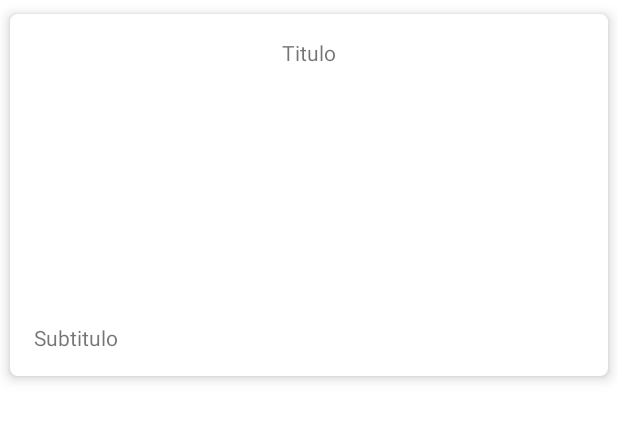
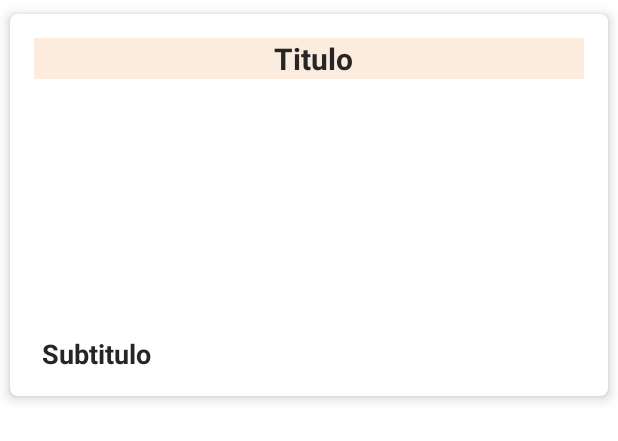
Before and after one commit to lmonterogarcia/BestipesCook-Android, an Android app: the layout noticia_item.xml on its own in the app's theme, with its tools: preview values and no code run, on a phone screen of 412 x 824 dp. Shown: the top 441 px of the screen. Run offline under Robolectric (Android 15) with nearby library versions, the light colour scheme and no system bars; network calls fail.

Commit message:
Cambios en el estilo del fragment Noticias card. #27

```diff
--- a/Bestipescook/app/src/main/res/layout/noticia_item.xml
+++ b/Bestipescook/app/src/main/res/layout/noticia_item.xml
@@ -19,20 +19,20 @@
 
         <TextView
             android:id="@+id/lblNoticiaTitulo"
+            style="@style/TextoTituloCard"
             android:layout_width="match_parent"
             android:layout_height="wrap_content"
-            android:text="@string/noticia_titulo"
-            android:textAlignment="center" />
+            android:text="@string/noticia_titulo" />
 
         <ImageView
             android:id="@+id/ivNoticia"
+            style="@style/ImagenCard"
             android:layout_width="match_parent"
-            android:layout_height="160dp"
-            android:layout_marginVertical="@dimen/cardImageMargin"
-            android:scaleType="centerCrop"/>
+            android:layout_marginVertical="@dimen/cardImageMargin" />
 
         <TextView
             android:id="@+id/lblNoticiaSubtitulo"
+            style="@style/TextoSubtitulo"
             android:layout_width="match_parent"
             android:layout_height="wrap_content"
             android:text="@string/noticia_subtitulo" />
--- a/Bestipescook/app/src/main/res/values/dimens.xml
+++ b/Bestipescook/app/src/main/res/values/dimens.xml
@@ -12,4 +12,6 @@
     <dimen name="cardImageMargin">5dp</dimen>
     <dimen name="margenSubtitulo">16dp</dimen>
     <dimen name="fargemntToBottom">50dp</dimen>
+
+    <dimen name="alturaImagenCard">160dp</dimen>
 </resources>
--- a/Bestipescook/app/src/main/res/values/themes.xml
+++ b/Bestipescook/app/src/main/res/values/themes.xml
@@ -12,34 +12,45 @@
         <!-- Status bar color. -->
         <item name="android:statusBarColor" tools:targetApi="l">?attr/colorPrimaryVariant</item>
         <!-- Customize your theme here. -->
+        <item name="android:textColor">@color/color_texto</item>
     </style>
 
-    <style name="BottomNavigation">
+    <style name="BottomNavigation" parent="Theme.BestipesCook">
         <item name="android:background">@color/color_primario</item>
         <item name="itemIconTint">@color/color_terciario</item>
         <item name="itemTextColor">@color/color_terciario</item>
         <item name="android:textSize">@dimen/dm_txt_normal</item>
     </style>
 
-    <style name="TextoTitulo">
+    <style name="TextoTituloCard" parent="Theme.BestipesCook">
+        <item name="android:background">@color/color_terciario</item>
+        <item name="android:textSize">@dimen/dm_titulo</item>
+        <item name="android:textStyle">bold</item>
+        <item name="android:paddingStart">@dimen/cardImageMargin</item>
+        <item name="android:textAlignment">center</item>
+    </style>
+
+    <style name="TextoTitulo" parent="Theme.BestipesCook">
         <item name="android:background">@color/color_primario</item>
-        <item name="itemIconTint">@color/color_terciario</item>
-        <item name="itemTextColor">@color/color_terciario</item>
+        <item name="android:textColor">@color/color_terciario</item>
+        <item name="android:textSize">@dimen/dm_titulo</item>
+        <item name="android:textStyle">bold</item>
+        <item name="android:paddingStart">@dimen/cardImageMargin</item>
+    </style>
+
+    <style name="TextoSubtitulo" parent="Theme.BestipesCook">
+        <item name="android:textSize">@dimen/dm_subtitulo</item>
+        <item name="android:textStyle">bold</item>
+        <item name="android:layout_marginStart">@dimen/cardImageMargin</item>
+    </style>
+
+    <style name="TextoNormal" parent="Theme.BestipesCook">
         <item name="android:textSize">@dimen/dm_txt_normal</item>
     </style>
 
-    <style name="TextoSubtitulo">
-        <item name="android:background">@color/color_primario</item>
-        <item name="itemIconTint">@color/color_terciario</item>
-        <item name="itemTextColor">@color/color_terciario</item>
-        <item name="android:textSize">@dimen/dm_txt_normal</item>
-    </style>
-
-    <style name="TextoNormal">
-        <item name="android:background">@color/color_primario</item>
-        <item name="itemIconTint">@color/color_terciario</item>
-        <item name="itemTextColor">@color/color_terciario</item>
-        <item name="android:textSize">@dimen/dm_txt_normal</item>
+    <style name="ImagenCard" parent="Theme.BestipesCook">
+        <item name="android:layout_height">@dimen/alturaImagenCard</item>
+        <item name="android:scaleType">centerCrop</item>
     </style>
 
 
```
